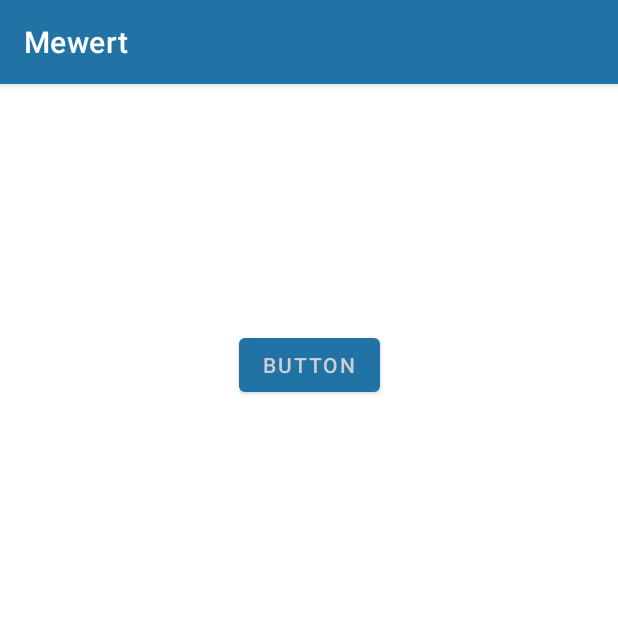
After one commit to DavidCarvalhido/mewert-app-android-studio-kotlin, an Android app: the SettingsActivity screen opened directly, with no data from a screen before it, on a phone screen of 412 x 824 dp, the top half of it. The commit adds this screen. Run offline under Robolectric (Android 15) with nearby library versions, the phone set to English and light mode, and no system bars.

Commit message:
added a settings activity to the app

```diff
--- a/app/src/main/AndroidManifest.xml
+++ b/app/src/main/AndroidManifest.xml
@@ -17,6 +17,9 @@
             android:name=".AccessPinActivity"
             android:exported="true" />
         <activity
+            android:name=".ui.settings.SettingsActivity"
+            android:exported="true"/>
+        <activity
             android:name=".MainActivity"
             android:exported="true"
             android:label="@string/app_name">
--- /dev/null
+++ b/app/src/main/java/com/daviddev/mewert/ui/settings/SettingsActivity.kt
@@ -0,0 +1,50 @@
+package com.daviddev.mewert.ui.settings
+
+import android.os.Bundle
+import android.view.LayoutInflater
+import android.view.View
+import android.view.ViewGroup
+import android.widget.TextView
+import androidx.appcompat.app.AppCompatActivity
+import androidx.lifecycle.Observer
+import androidx.lifecycle.ViewModelProvider
+import com.daviddev.mewert.R
+import com.daviddev.mewert.databinding.ActivitySettingsBinding
+
+class SettingsActivity : AppCompatActivity() {
+
+    override fun onCreate(savedInstanceState: Bundle?) {
+        super.onCreate(savedInstanceState)
+        setContentView(R.layout.activity_settings)
+    }
+
+    //private lateinit var settingsViewModel: SettingsViewModel
+    //private var _binding: ActivitySettingsBinding? = null
+
+    // This property is only valid between onCreateView and
+    // onDestroyView.
+    //private val binding get() = _binding!!
+
+    /*override fun onCreateView(
+        inflater: LayoutInflater,
+        container: ViewGroup?,
+        savedInstanceState: Bundle?
+    ): View? {
+        settingsViewModel =
+            ViewModelProvider(this).get(SettingsViewModel::class.java)
+
+        _binding = ActivitySettingsBinding.inflate(inflater, container, false)
+        val root: View = binding.root
+
+        val textView: TextView = binding.textSettings
+        settingsViewModel.text.observe(viewLifecycleOwner, Observer {
+            textView.text = it
+        })
+        return root
+    }
+
+    override fun onDestroyView() {
+        super.onDestroyView()
+        _binding = null
+    }*/
+}
--- /dev/null
+++ b/app/src/main/res/drawable/settings_icon.xml
@@ -0,0 +1,5 @@
+<vector android:height="24dp" android:tint="#1F1A1A"
+    android:viewportHeight="24" android:viewportWidth="24"
+    android:width="24dp" xmlns:android="http://schemas.android.com/apk/res/android">
+    <path android:fillColor="@android:color/white" android:pathData="M19.14,12.94c0.04,-0.3 0.06,-0.61 0.06,-0.94c0,-0.32 -0.02,-0.64 -0.07,-0.94l2.03,-1.58c0.18,-0.14 0.23,-0.41 0.12,-0.61l-1.92,-3.32c-0.12,-0.22 -0.37,-0.29 -0.59,-0.22l-2.39,0.96c-0.5,-0.38 -1.03,-0.7 -1.62,-0.94L14.4,2.81c-0.04,-0.24 -0.24,-0.41 -0.48,-0.41h-3.84c-0.24,0 -0.43,0.17 -0.47,0.41L9.25,5.35C8.66,5.59 8.12,5.92 7.63,6.29L5.24,5.33c-0.22,-0.08 -0.47,0 -0.59,0.22L2.74,8.87C2.62,9.08 2.66,9.34 2.86,9.48l2.03,1.58C4.84,11.36 4.8,11.69 4.8,12s0.02,0.64 0.07,0.94l-2.03,1.58c-0.18,0.14 -0.23,0.41 -0.12,0.61l1.92,3.32c0.12,0.22 0.37,0.29 0.59,0.22l2.39,-0.96c0.5,0.38 1.03,0.7 1.62,0.94l0.36,2.54c0.05,0.24 0.24,0.41 0.48,0.41h3.84c0.24,0 0.44,-0.17 0.47,-0.41l0.36,-2.54c0.59,-0.24 1.13,-0.56 1.62,-0.94l2.39,0.96c0.22,0.08 0.47,0 0.59,-0.22l1.92,-3.32c0.12,-0.22 0.07,-0.47 -0.12,-0.61L19.14,12.94zM12,15.6c-1.98,0 -3.6,-1.62 -3.6,-3.6s1.62,-3.6 3.6,-3.6s3.6,1.62 3.6,3.6S13.98,15.6 12,15.6z"/>
+</vector>
--- /dev/null
+++ b/app/src/main/res/layout/activity_settings.xml
@@ -0,0 +1,33 @@
+<?xml version="1.0" encoding="utf-8"?>
+<androidx.constraintlayout.widget.ConstraintLayout xmlns:android="http://schemas.android.com/apk/res/android"
+    xmlns:app="http://schemas.android.com/apk/res-auto"
+    xmlns:tools="http://schemas.android.com/tools"
+    android:layout_width="match_parent"
+    android:layout_height="match_parent"
+    tools:context=".ui.settings.SettingsActivity">
+
+    <TextView
+        android:id="@+id/text_settings"
+        android:layout_width="match_parent"
+        android:layout_height="wrap_content"
+        android:layout_marginStart="8dp"
+        android:layout_marginTop="8dp"
+        android:layout_marginEnd="8dp"
+        android:textAlignment="center"
+        android:textSize="20sp"
+        app:layout_constraintBottom_toBottomOf="parent"
+        app:layout_constraintEnd_toEndOf="parent"
+        app:layout_constraintStart_toStartOf="parent"
+        app:layout_constraintTop_toTopOf="parent" />
+
+    <Button
+        android:id="@+id/button"
+        android:layout_width="wrap_content"
+        android:layout_height="wrap_content"
+        android:text="Button"
+        app:layout_constraintBottom_toTopOf="@+id/text_settings"
+        app:layout_constraintEnd_toEndOf="parent"
+        app:layout_constraintStart_toStartOf="parent"
+        app:layout_constraintTop_toTopOf="parent" />
+
+</androidx.constraintlayout.widget.ConstraintLayout>
--- a/app/src/main/res/navigation/mobile_navigation.xml
+++ b/app/src/main/res/navigation/mobile_navigation.xml
@@ -30,6 +30,12 @@
         tools:layout="@layout/fragment_tips" />
 
     <activity
+        android:id="@+id/navigation_settings"
+        android:name="com.daviddev.mewert.ui.settings.SettingsActivity"
+        android:label="@string/title_settings"
+        tools:layout="@layout/activity_settings" />
+
+    <activity
         android:id="@+id/accessPinActivity"
         android:name="com.daviddev.mewert.AccessPinActivity"
         android:label="activity_access_pin"
--- a/app/src/main/res/values/strings.xml
+++ b/app/src/main/res/values/strings.xml
@@ -2,7 +2,8 @@
     <string name="app_name">Mewert</string>
     <string name="title_home" translatable="false">Home</string>
     <string name="title_title_add_item" translatable="false">New Item</string>
-    <string name="title_notifications" translatable="false">Notifications</string>
+    <string name="title_notifications">Notifications</string>
     <string name="title_tips" translatable="false">Tips</string>
     <string name="pin_description" translatable="false">Input the code or use fingerprint</string>
+    <string name="title_settings" translatable="false">Settings</string>
 </resources>
```
Also changed, not shown: app/src/main/java/com/daviddev/mewert/MainActivity.kt (+24 -3 lines), app/src/main/java/com/daviddev/mewert/ui/settings/SettingsViewModel.kt (added, +13 -0 lines), app/src/main/res/menu/menu_main.xml (added, +11 -0 lines).
